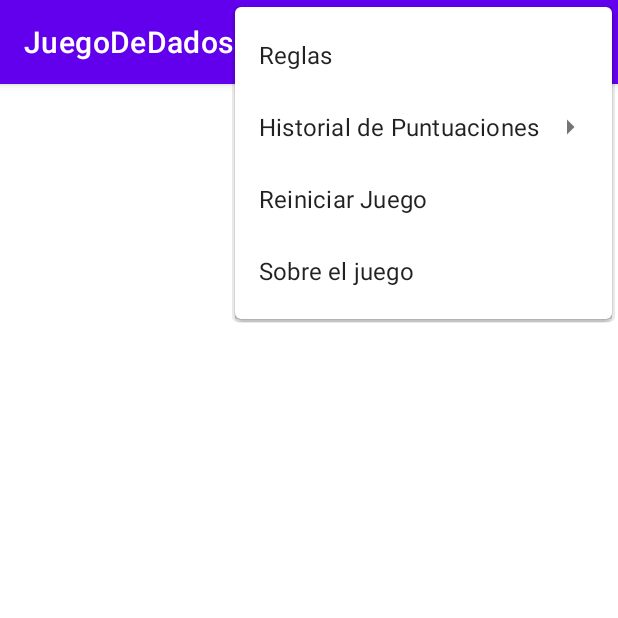
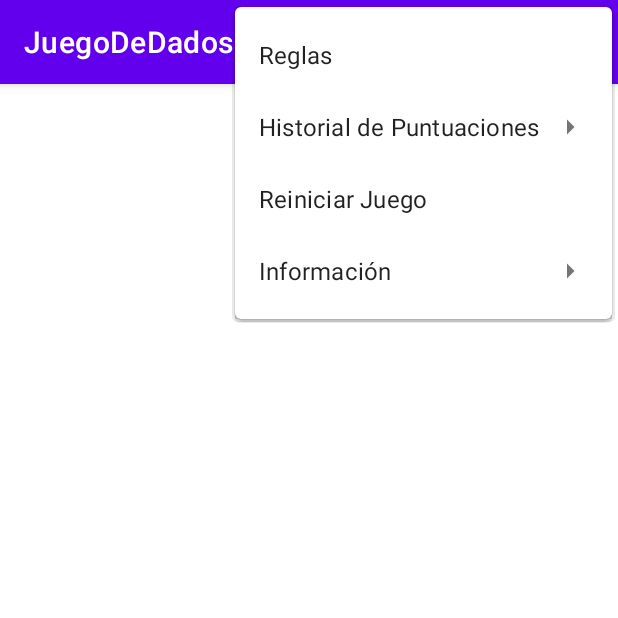
Before and after one commit to weysaw/JuegoDeDados, an Android app: the screen it shows after launch (MainActivity), with the options menu open, on a phone screen of 412 x 824 dp, the top half of it. Run offline under Robolectric (Android 15) with nearby library versions, the phone set to English and light mode, and no system bars; 6 statements that could not run were skipped.

Commit message:
Se agrego el apartado de información y se agrego limpiar el record

```diff
--- a/app/src/main/res/menu/opciones.xml
+++ b/app/src/main/res/menu/opciones.xml
@@ -16,7 +16,14 @@
     <item
         android:id="@+id/reiniciar"
         android:title="Reiniciar Juego" />
-    <item
-        android:id="@+id/sobre"
-        android:title="Sobre el juego" />
+    <item android:title="Información">
+        <menu>
+            <item
+                android:id="@+id/sobre"
+                android:title="Sobre el juego" />
+            <item
+                android:id="@+id/limpiar"
+                android:title="Limpiar Record" />
+        </menu>
+    </item>
 </menu>
```
